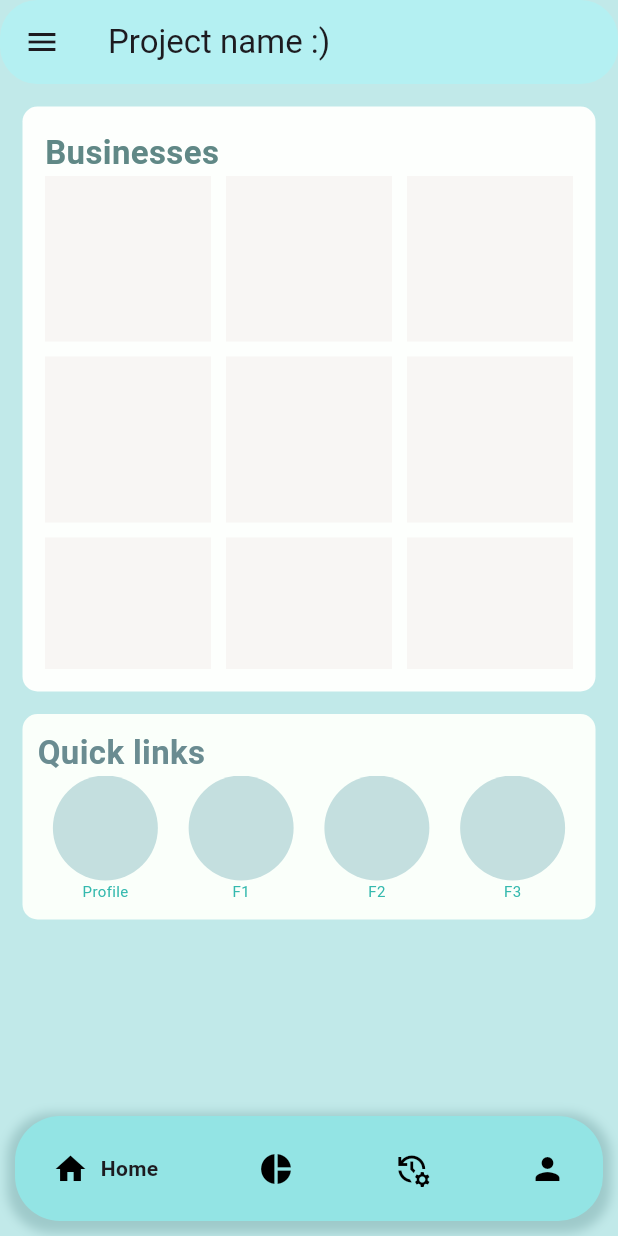
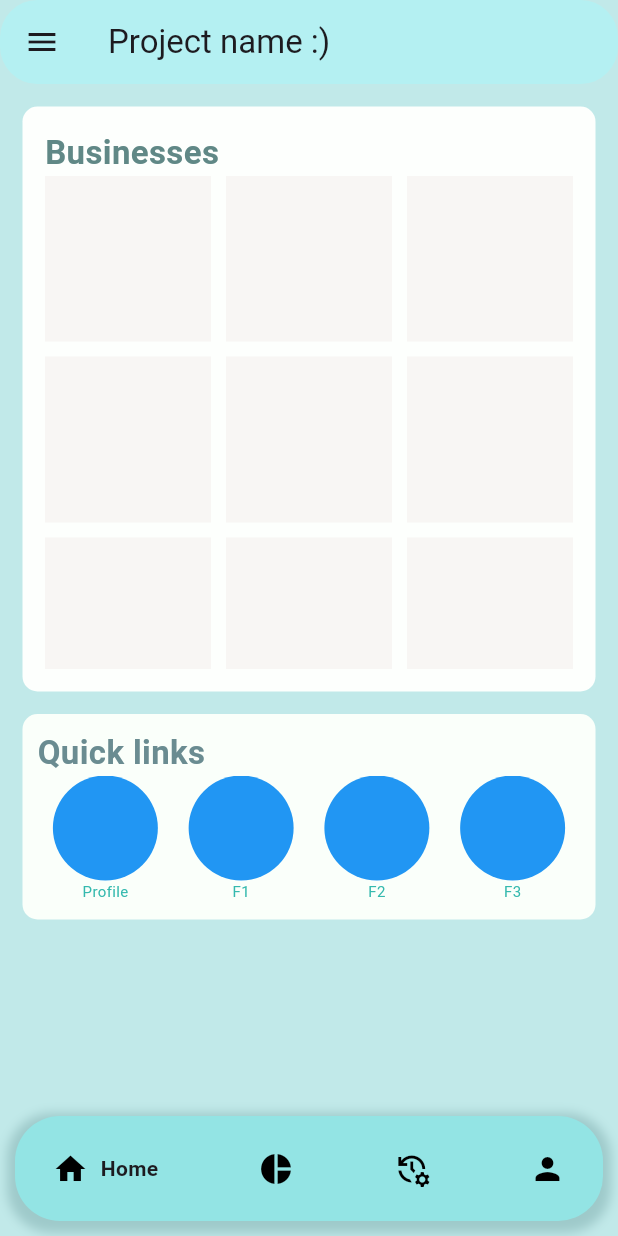
Before and after one commit to team-pattarai/Small-Scale-Business-incubator-FLUTTER, a Flutter app: the screen it shows after launch, on a phone screen of 412 x 824 dp. Run offline on Flutter 3.47's test engine with Material 3 defaults, Android fonts, the light colour scheme and no system bars; drawn by our look-alikes of google_nav_bar; our stand-ins replace flutter_spinkit; missing offline and left inert: mongo_dart.

Commit message:
some frontend addons and fixes

```diff
--- a/lib/components/DrawerItems.dart
+++ b/lib/components/DrawerItems.dart
@@ -1,4 +1,5 @@
 import 'package:flutter/material.dart';
+
 class DropDownText extends StatelessWidget {
   const DropDownText({
     super.key,
@@ -20,12 +21,12 @@ class DropDownText extends StatelessWidget {
       child: ExpansionTile(
         title: Text(
           label,
-          style: TextStyle(
+          style: const TextStyle(
             fontFamily: 'Capriola',
           ),
         ),
         leading: Icon(icon),
-        childrenPadding: EdgeInsets.only(left: 60),
+        childrenPadding: const EdgeInsets.only(left: 60),
         children: buttonRack,
       ),
     );
--- a/lib/main.dart
+++ b/lib/main.dart
@@ -3,13 +3,11 @@ import 'package:google_nav_bar/google_nav_bar.dart';
 
 import 'package:flutter_application_1/components/DrawerItems.dart';
 import 'package:flutter_application_1/pages/profile.dart';
-import 'package:flutter_application_1/pages/business.dart';
 import 'package:flutter_application_1/pages/orders.dart';
 import 'package:flutter_application_1/pages/home.dart';
 
 
-// COLORS
-final List color=[Color.fromRGBO(193, 233, 233, 1),Color.fromRGBO(181, 243, 243, 1),Color.fromRGBO(196, 223, 223, 1)];
+final List color=[const Color.fromRGBO(193, 233, 233, 1),const Color.fromRGBO(181, 243, 243, 1),const Color.fromRGBO(196, 223, 223, 1)];
 
 
 class MainScreenBody extends StatefulWidget {
@@ -23,26 +21,26 @@ class _MainScreenBodyState extends State<MainScreenBody> {
   int currentIndex = 0;
 
 
-  final List pages=[Homepage(),Homepage(),Orders(), ProfilePage()];
+  final List pages=[Homepage(),Homepage(),Orders(), const ProfilePage()];
   @override
   Widget build(BuildContext context) {
     return  MaterialApp(
       debugShowCheckedModeBanner: false,
       home: Scaffold(
-      backgroundColor: Color.fromRGBO(193, 233, 233, 1),
+      backgroundColor: const Color.fromRGBO(193, 233, 233, 1),
       appBar:
       AppBar(
-        shape:  RoundedRectangleBorder(
+        shape:  const RoundedRectangleBorder(
             borderRadius: BorderRadius.all(Radius.circular(25))),
         elevation: .3,
-        backgroundColor: Color.fromRGBO(181, 243, 243, 1),
-        title: Text("Project name :)"),
+        backgroundColor: const Color.fromRGBO(181, 243, 243, 1),
+        title: const Text("Project name :)"),
       ),
       drawer: Drawer(
-        backgroundColor: Color.fromRGBO(196, 223, 223, 1),
+        backgroundColor: const Color.fromRGBO(196, 223, 223, 1),
         child: ListView(
           padding: EdgeInsets.zero,
-          children: [
+          children: const [
             DrawerHeader(child: Text("Project Name")),
             DropDownText(
                 label: "Business", icon: Icons.workspaces_filled, buttonRack: []),
@@ -76,31 +74,31 @@ class _Navbar extends StatelessWidget {
   @override
   Widget build(BuildContext context) {
     return Padding(
-      padding: EdgeInsets.all(10),
+      padding: const EdgeInsets.all(10),
       child: Container(
         height: 70,
         decoration: BoxDecoration(
-          color: Color.fromRGBO(147, 228, 228, 1),
+          color: const Color.fromRGBO(147, 228, 228, 1),
           borderRadius: BorderRadius.circular(30),
           boxShadow: [
             BoxShadow(
-              color: Color.fromARGB(255, 19, 76, 78).withOpacity(0.2),
+              color: const Color.fromARGB(255, 19, 76, 78).withOpacity(0.2),
               spreadRadius: 5,
               blurRadius: 5,
-              offset: Offset(0, 3),
+              offset: const Offset(0, 3),
             ),
           ],
         ),
-        padding: EdgeInsets.symmetric(horizontal: 5),
+        padding: const EdgeInsets.symmetric(horizontal: 5),
         child: GNav(
           gap: 8,
-          duration: Duration(milliseconds: 500),
-          padding: EdgeInsets.symmetric(horizontal: 20, vertical: 15),
+          duration: const Duration(milliseconds: 500),
+          padding: const EdgeInsets.symmetric(horizontal: 20, vertical: 15),
           tabs: [
             GButton(
               icon: Icons.home,
               text: 'Home',
-              backgroundGradient: LinearGradient(
+              backgroundGradient: const LinearGradient(
                 colors: [Color.fromRGBO(181, 243, 243, 1), Color.fromRGBO(248, 246, 244, 1)],
               ),
               onPressed: () => onIndexChanged(0),
@@ -108,7 +106,7 @@ class _Navbar extends StatelessWidget {
             GButton(
               icon: Icons.pie_chart,
               text: 'Stats',
-              backgroundGradient: LinearGradient(
+              backgroundGradient: const LinearGradient(
                 colors: [Color.fromRGBO(181, 243, 243, 1), Color.fromRGBO(248, 246, 244, 1)],
               ),
               onPressed: () => onIndexChanged(1),
@@ -116,7 +114,7 @@ class _Navbar extends StatelessWidget {
             GButton(
               icon: Icons.manage_history,
               text: 'Orders',
-              backgroundGradient: LinearGradient(
+              backgroundGradient: const LinearGradient(
                 colors: [Color.fromRGBO(181, 243, 243, 1), Color.fromRGBO(248, 246, 244, 1)],
               ),
               onPressed: () => onIndexChanged(2),
@@ -124,7 +122,7 @@ class _Navbar extends StatelessWidget {
             GButton(
               icon: Icons.person,
               text: 'Profile',
-              backgroundGradient: LinearGradient(
+              backgroundGradient: const LinearGradient(
                 colors: [Color.fromRGBO(181, 243, 243, 1), Color.fromRGBO(248, 246, 244, 1)],
               ),
               onPressed: () => onIndexChanged(3),
@@ -137,5 +135,5 @@ class _Navbar extends StatelessWidget {
 }
 
 void main() {
-  runApp( MainScreenBody());
+  runApp( const MainScreenBody());
 }
--- a/lib/pages/home.dart
+++ b/lib/pages/home.dart
@@ -1,6 +1,6 @@
 import 'package:flutter/material.dart';
-import 'package:flutter_application_1/main.dart';
 
+import 'package:flutter_application_1/pages/subpages/category.dart';
 // ignore: must_be_immutable
 class Homepage extends StatelessWidget {
 
@@ -9,8 +9,27 @@ class Homepage extends StatelessWidget {
   'F1',
   'F2',
   'F3',
-];
-
+];  List<Color> color = [
+    Colors.red,
+    Colors.green,
+    Colors.blue,
+  ];
+  final List<String> collections = [
+    'philo',
+    'sasidaran',
+    'collection3',
+    'collection4',
+        'sasidaran',
+    'collection3',
+    'collection4',
+        'sasidaran',
+    'collection3',
+    'collection4',
+        'sasidaran',
+    'collection3',
+    'collection4',
+    // Add more collections as needed
+  ];
   @override
   Widget build(BuildContext context) {
     return Column(
@@ -19,15 +38,15 @@ class Homepage extends StatelessWidget {
         Container(
           height: 390,
           width: double.infinity,
-          margin: EdgeInsets.all(15),
+          margin: const EdgeInsets.all(15),
           decoration: BoxDecoration(
-              color: Color.fromARGB(255, 253, 255, 253),
+              color: const Color.fromARGB(255, 253, 255, 253),
               borderRadius: BorderRadius.circular(10)),
-          padding: EdgeInsets.all(15),
+          padding: const EdgeInsets.all(15),
           child: Column(
             crossAxisAlignment: CrossAxisAlignment.start,
             children: [
-              Text(
+              const Text(
                 "Businesses",
                 style: TextStyle(
                   color: Color.fromARGB(255, 96, 136, 134),
@@ -37,19 +56,33 @@ class Homepage extends StatelessWidget {
               ),
               Expanded(
                 child: GridView(
-                  gridDelegate: SliverGridDelegateWithFixedCrossAxisCount(
+                  gridDelegate: const SliverGridDelegateWithFixedCrossAxisCount(
                     crossAxisCount: 3,
                     crossAxisSpacing: 10,
                     mainAxisSpacing: 10,
                   ),
                   children: List.generate(
                     12,
-                    (index) => Container(
-                      padding: EdgeInsets.all(10),
-                      height: 75,
-                      width: 75,
-                      color: Color.fromRGBO(248, 246, 244, 1),
-                    ),
+
+                    (index) => GestureDetector(
+            onTap: () {
+              // Call a function or navigate to a new widget with the index
+              Navigator.push(
+                context,
+                MaterialPageRoute(
+                  builder: (context) => CategoryBasedList(collectionName: collections[index]),
+                ),
+              );
+            },
+            child: Container(
+              padding: const EdgeInsets.all(10),
+              height: 75,
+              width: 75,
+              color: const Color.fromRGBO(248, 246, 244, 1),
+            ),
+          ),
+
+
                   ),
                 ),
               ),
@@ -58,21 +91,21 @@ class Homepage extends StatelessWidget {
         ),
         Container(
           height: 137,
-          margin: EdgeInsets.only(left: 15,right: 15),
+          margin: const EdgeInsets.only(left: 15,right: 15),
           width: double.maxFinite,
-          padding: EdgeInsets.all(10),
+          padding: const EdgeInsets.all(10),
           decoration: BoxDecoration(
-            color: Color.fromARGB(255, 250, 255, 250),
+            color: const Color.fromARGB(255, 250, 255, 250),
             borderRadius: BorderRadius.circular(10),
           ),
           child: Column(
 
             crossAxisAlignment: CrossAxisAlignment.start,
             children: [
-              Text("Quick links",style: TextStyle(fontSize: 22,fontWeight: FontWeight.bold,color: Color.fromARGB(255, 106, 140, 145)),),
+              const Text("Quick links",style: TextStyle(fontSize: 22,fontWeight: FontWeight.bold,color: Color.fromARGB(255, 106, 140, 145)),),
               Expanded(
                 child: GridView(
-                  gridDelegate: SliverGridDelegateWithFixedCrossAxisCount(
+                  gridDelegate: const SliverGridDelegateWithFixedCrossAxisCount(
                     crossAxisCount: 4,
                   ),
                   children: List.generate(
@@ -84,7 +117,7 @@ class Homepage extends StatelessWidget {
         Center(
           child: Text(
             texts[index], // Set the text for each container
-            style: TextStyle(
+            style: const TextStyle(
               color: Color.fromARGB(255, 52, 185, 174),
               fontSize: 10,
             ),
--- a/pubspec.yaml
+++ b/pubspec.yaml
@@ -36,7 +36,8 @@ dependencies:
   # Use with the CupertinoIcons class for iOS style icons.
   cupertino_icons: ^1.0.6
   google_nav_bar: ^5.0.6
-
+  mongo_dart: ^0.10.2
+  flutter_spinkit: ^5.2.1
 dev_dependencies:
   flutter_test:
     sdk: flutter
```
Also changed, not shown: lib/db/connect.dart (added, +27 -0 lines), lib/pages/orders.dart (+11 -15 lines), lib/pages/profile.dart (+13 -14 lines), lib/pages/subpages/category.dart (added, +141 -0 lines), pubspec.lock.
